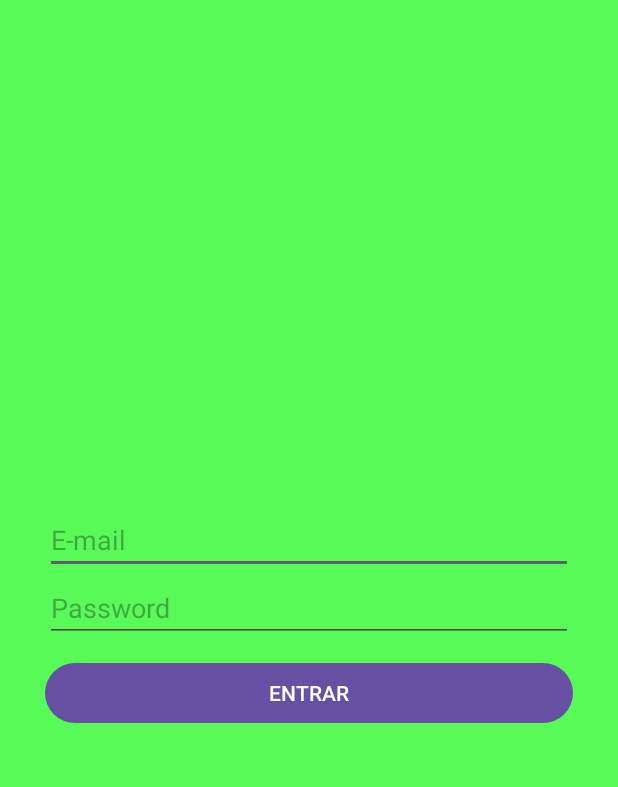
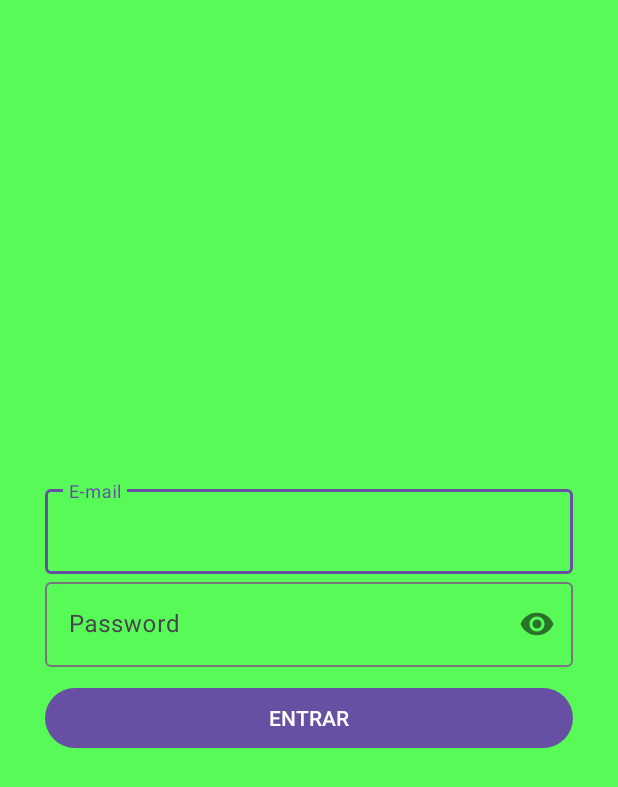
Before and after one commit to SlenderTwo/M8_Projecte_F1_Didac_Jonathan, an Android app: the Login screen opened directly, with no data from a screen before it, on a phone screen of 412 x 824 dp. Shown: the top 787 px of the screen. Run offline under Robolectric (Android 15) with nearby library versions, the phone set to English and light mode, and no system bars; our stand-ins replace Firebase (no records; nobody signed in at launch, a user with empty details on screens opened directly).

Commit message:
Class login modificada

```diff
--- a/app/src/main/java/com/example/m8_projecte_f1_2/Login.kt
+++ b/app/src/main/java/com/example/m8_projecte_f1_2/Login.kt
@@ -1,11 +1,74 @@
 package com.example.m8_projecte_f1_2
 
+import android.content.Intent
 import androidx.appcompat.app.AppCompatActivity
 import android.os.Bundle
+import android.util.Patterns
+import android.widget.Button
+import android.widget.EditText
+import android.widget.Toast
+import com.google.firebase.auth.FirebaseAuth
+import com.google.firebase.auth.FirebaseUser
 
 class Login : AppCompatActivity() {
+    //Despleguem les variables que farem servir
+    lateinit var correoLogin: EditText
+    lateinit var passLogin: EditText
+    lateinit var BtnLogin: Button
+    lateinit var auth: FirebaseAuth //FIREBASE AUTENTIFICACIO
+
+
+
     override fun onCreate(savedInstanceState: Bundle?) {
         super.onCreate(savedInstanceState)
         setContentView(R.layout.activity_login)
+
+        // Busquem a R els elements als que apunten les variables
+        correoLogin = findViewById<EditText>(R.id.correoLogin)
+        passLogin = findViewById<EditText>(R.id.passLogin)
+        BtnLogin = findViewById<Button>(R.id.BtnLogin)
+        //Instanciem el firebaseAuth
+        auth = FirebaseAuth.getInstance()
+
+        BtnLogin.setOnClickListener(){
+            //Abans de fer el registre validem les dades
+            var email:String = correoLogin.getText().toString()
+            var passw:String = passLogin.getText().toString()
+            // validació del correu
+            // si no es de tipus correu
+            if (!Patterns.EMAIL_ADDRESS.matcher(email).matches()){
+                correoLogin.setError("Invalid Mail")
+            }
+            else if (passw.length<6) {
+                passLogin.setError("Password less than 6 chars")
+            }
+            else
+            {
+                // aquí farem LOGIN al jugador
+            }
+        }
+
     }
+    private fun LogindeJugador(email: String, passw: String) {
+        auth.signInWithEmailAndPassword(email, passw)
+            .addOnCompleteListener(this)
+            { task ->
+                if (task.isSuccessful) {
+                    val tx: String = "Benvingut "+ email
+                    Toast.makeText(this, tx, Toast.LENGTH_LONG).show()
+                    val user = auth.currentUser
+                    updateUI(user)
+                } else {
+                    Toast.makeText(this, "ERROR Autentificació",
+                        Toast.LENGTH_LONG).show()
+                }
+            }
+    }
+    fun updateUI(user: FirebaseUser?)
+    {
+        val intent= Intent(this, Menu::class.java)
+        startActivity(intent)
+        finish()
+    }
+
 }
--- a/app/src/main/res/layout/activity_login.xml
+++ b/app/src/main/res/layout/activity_login.xml
@@ -13,6 +13,10 @@
         android:gravity="center"
         android:orientation="vertical"
         android:padding="30dp">
+
+        <com.google.android.material.textfield.TextInputLayout
+            android:layout_width="match_parent"
+            android:layout_height="wrap_content">
             <!-- ENTREM EL MAIL -->
             <EditText
                 android:id="@+id/correoLogin"
@@ -20,13 +24,24 @@
                 android:layout_height="wrap_content"
                 android:inputType="textEmailAddress"
                 android:hint="@string/correoLogin" />
+        </com.google.android.material.textfield.TextInputLayout>
+
+        <com.google.android.material.textfield.TextInputLayout
+            android:layout_width="match_parent"
+            android:layout_height="wrap_content"
+            app:passwordToggleEnabled="true">
+
+
+
             <!-- ENTREM EL PASSWORD -->
             <EditText
                 android:id="@+id/passLogin"
                 android:layout_width="match_parent"
                 android:layout_height="wrap_content"
+                android:layout_marginTop="10dp"
                 android:inputType="textPassword"
                 android:hint="@string/passLogin" />
+        </com.google.android.material.textfield.TextInputLayout>
         <!-- BOTO DE ENTRAR -->
         <Button
             android:id="@+id/BtnLogin"
```
Lines whose indentation alone changed are shown as unchanged.
